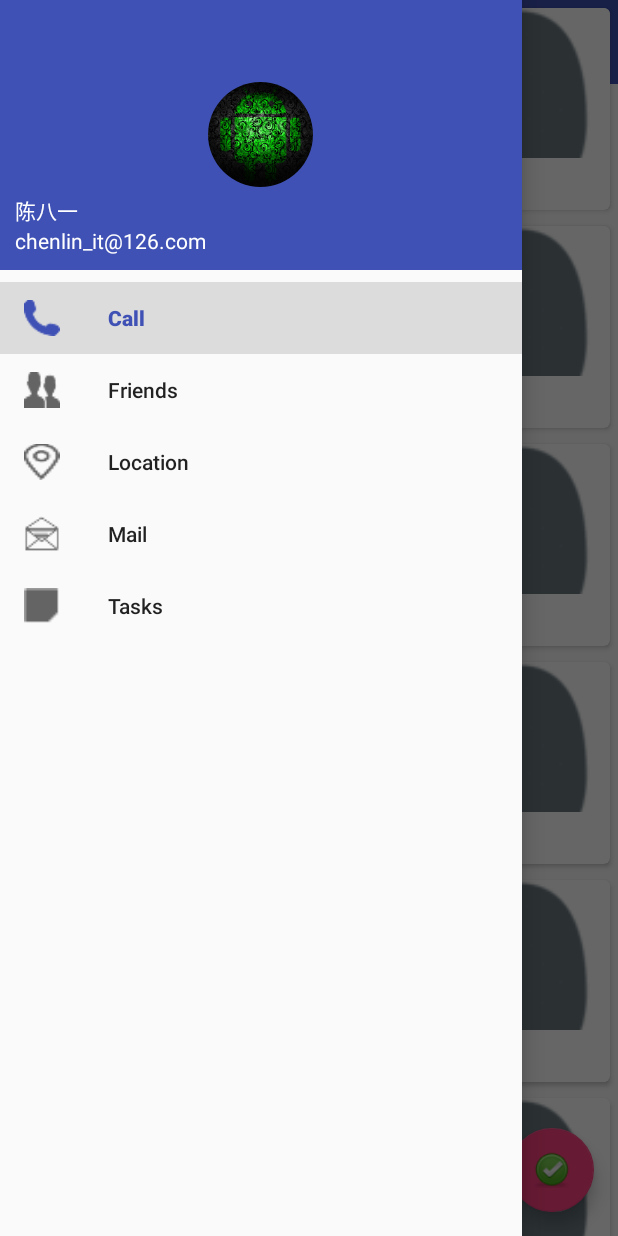
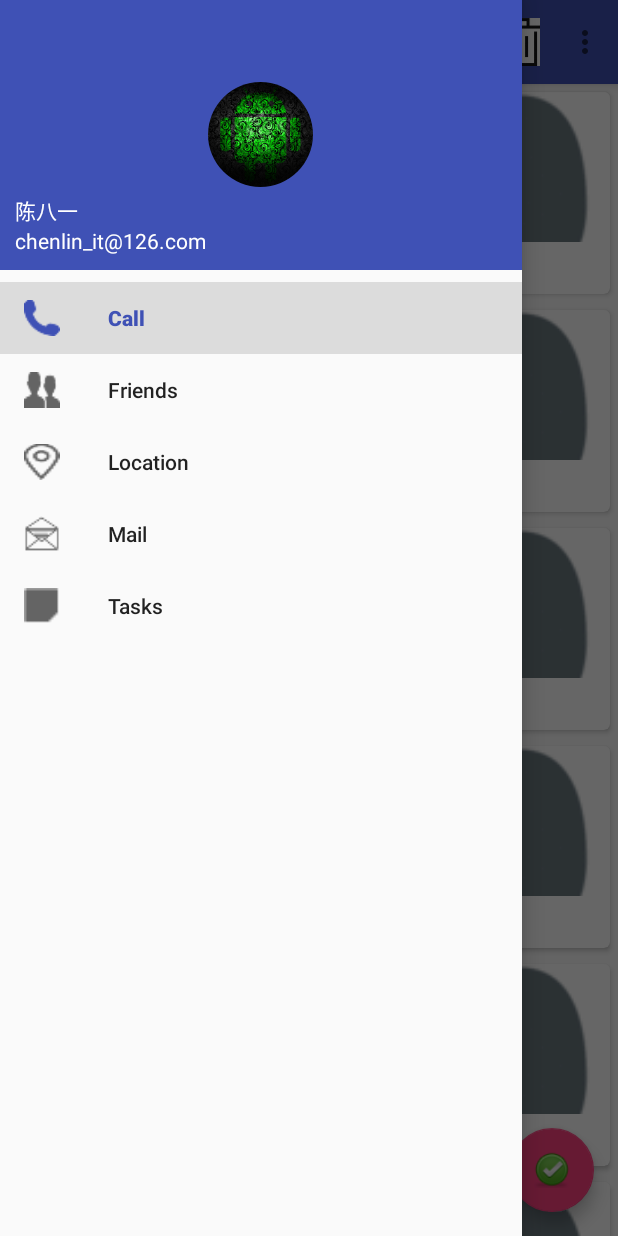
Before and after one commit to HaiChengXiaoHuo/MaterialTest, an Android app: the screen it shows after launch (MainActivity), with the side drawer open, on a phone screen of 412 x 824 dp. Run offline under Robolectric (Android 15) with nearby library versions, the phone set to English and light mode, and no system bars; our stand-ins replace CircleImageView.

Commit message:
Material各种功能的简单实现----使用APPBarLayout解决卡片式布局中RecyclerView遮挡Toolbar的问题

```diff
--- a/app/src/main/res/layout/activity_main.xml
+++ b/app/src/main/res/layout/activity_main.xml
@@ -10,16 +10,27 @@
         android:layout_width="match_parent"
         android:layout_height="match_parent">
 
-        <android.support.v7.widget.Toolbar
-            android:id="@+id/toolbar"
+        <android.support.design.widget.AppBarLayout
             android:layout_width="match_parent"
-            android:layout_height="?attr/actionBarSize"
-            android:background="?attr/colorPrimary"
-            app:popupTheme="@style/ThemeOverlay.AppCompat.Light"/>
+            android:layout_height="wrap_content">
+            <android.support.v7.widget.Toolbar
+                android:id="@+id/toolbar"
+                android:layout_width="match_parent"
+                android:layout_height="?attr/actionBarSize"
+                android:background="?attr/colorPrimary"
+                app:popupTheme="@style/ThemeOverlay.AppCompat.Light"
+                app:layout_scrollFlags="scroll|enterAlways|snap"/>
+            <!--scroll:表示recyclerview向上滚动的时候，toolbar会跟着一起向上滚动并隐藏
+                enterAlways：表示recyclerView向下滚动的时候，toolbar会跟着显现出来
+                snap：会根据距离实现隐藏或显示，有四舍五入的作用-->
+        </android.support.design.widget.AppBarLayout>
+
         <android.support.v7.widget.RecyclerView
             android:id="@+id/recycler_view"
             android:layout_width="match_parent"
-            android:layout_height="match_parent"/>
+            android:layout_height="match_parent"
+            app:layout_behavior="@string/appbar_scrolling_view_behavior"/>
+        <!--app:layout_behavior="@string/appbar_scrolling_view_behavior"指定布局行为-->
         <android.support.design.widget.FloatingActionButton
             android:id="@+id/fab"
             android:layout_gravity="bottom|end"
```
